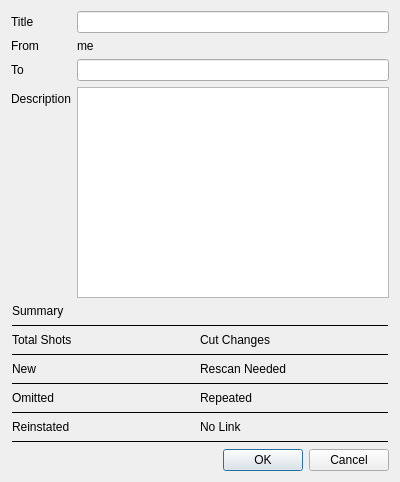
Old version of the form resources/submit_dialog.ui in the repository shotgunsoftware/tk-multi-importcut.
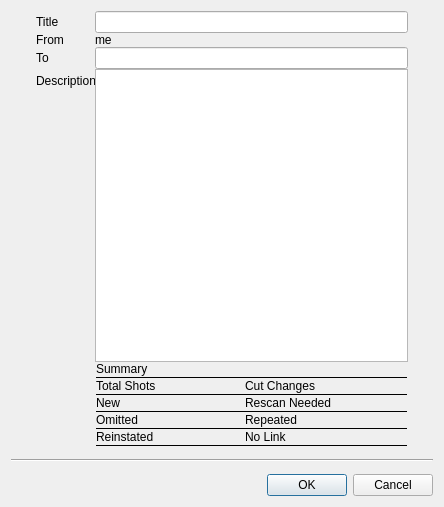
New version of the form.

Diff of the .ui file:
```diff
--- a/resources/submit_dialog.ui
+++ b/resources/submit_dialog.ui
@@ -6,8 +6,8 @@
    <rect>
     <x>0</x>
     <y>0</y>
-    <width>400</width>
-    <height>482</height>
+    <width>444</width>
+    <height>507</height>
    </rect>
   </property>
   <property name="windowTitle">
@@ -16,12 +16,21 @@
   <property name="modal">
    <bool>true</bool>
   </property>
-  <layout class="QVBoxLayout" name="verticalLayout">
-   <item>
+  <layout class="QGridLayout" name="gridLayout_2" rowstretch="1,0,0,0,0,0,0,0" columnstretch="1,20,1">
+   <property name="verticalSpacing">
+    <number>12</number>
+   </property>
+   <item row="0" column="1">
     <layout class="QFormLayout" name="formLayout">
      <property name="fieldGrowthPolicy">
       <enum>QFormLayout::AllNonFixedFieldsGrow</enum>
      </property>
+     <property name="leftMargin">
+      <number>0</number>
+     </property>
+     <property name="rightMargin">
+      <number>0</number>
+     </property>
      <item row="0" column="0">
       <widget class="QLabel" name="label">
        <property name="text">
@@ -66,9 +75,7 @@
      <item row="3" column="1">
       <widget class="QTextEdit" name="description_text"/>
      </item>
-    </layout>
-   </item>
-   <item>
+     <item row="4" column="1">
     <layout class="QGridLayout" name="gridLayout">
      <property name="leftMargin">
       <number>1</number>
@@ -162,6 +169,9 @@
        <property name="text">
         <string>Summary</string>
        </property>
+         <property name="alignment">
+          <set>Qt::AlignLeading|Qt::AlignLeft|Qt::AlignVCenter</set>
+         </property>
        <property name="margin">
         <number>0</number>
        </property>
@@ -351,9 +361,67 @@
        </property>
       </widget>
      </item>
-    </layout>
-   </item>
-   <item>
+       <item row="9" column="0" colspan="4">
+        <widget class="Line" name="line_5">
+         <property name="frameShadow">
+          <enum>QFrame::Plain</enum>
+         </property>
+         <property name="orientation">
+          <enum>Qt::Horizontal</enum>
+         </property>
+        </widget>
+       </item>
+      </layout>
+     </item>
+    </layout>
+   </item>
+   <item row="0" column="2">
+    <spacer name="horizontalSpacer">
+     <property name="orientation">
+      <enum>Qt::Horizontal</enum>
+     </property>
+     <property name="sizeHint" stdset="0">
+      <size>
+       <width>0</width>
+       <height>0</height>
+      </size>
+     </property>
+    </spacer>
+   </item>
+   <item row="1" column="1">
+    <spacer name="verticalSpacer">
+     <property name="orientation">
+      <enum>Qt::Vertical</enum>
+     </property>
+     <property name="sizeHint" stdset="0">
+      <size>
+       <width>20</width>
+       <height>0</height>
+      </size>
+     </property>
+    </spacer>
+   </item>
+   <item row="0" column="0">
+    <spacer name="horizontalSpacer_2">
+     <property name="orientation">
+      <enum>Qt::Horizontal</enum>
+     </property>
+     <property name="sizeHint" stdset="0">
+      <size>
+       <width>0</width>
+       <height>20</height>
+      </size>
+     </property>
+    </spacer>
+   </item>
+   <item row="2" column="0" colspan="3">
+    <widget class="Line" name="line">
+     <property name="orientation">
+      <enum>Qt::Horizontal</enum>
+     </property>
+    </widget>
+   </item>
+   <item row="3" column="0" colspan="3">
     <widget class="QDialogButtonBox" name="import_cut_button_box">
      <property name="orientation">
       <enum>Qt::Horizontal</enum>
```
Left out of the diff: 10 changed lines with no effect on the pictures. Lines whose indentation alone changed are shown as unchanged.
